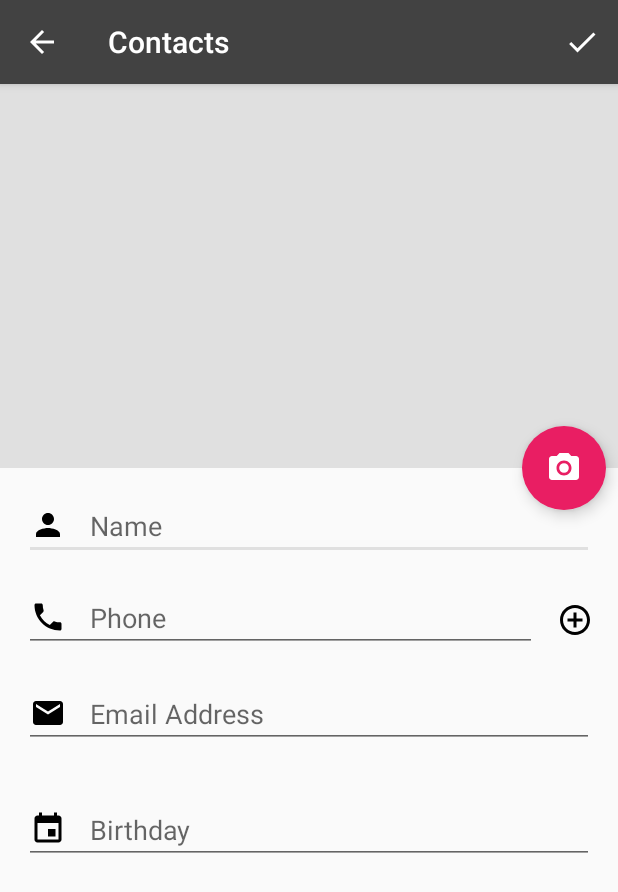
After one commit to CarlosDubon/Contacts, an Android app: the EditContact screen opened directly, with no data from a screen before it, on a phone screen of 412 x 824 dp. The commit adds this screen. Shown: the top 892 px of the screen. Run offline under Robolectric (Android 15) with nearby library versions, the phone set to English and light mode, and no system bars; 6 statements that could not run were skipped.

Commit message:
Edicion de Contacto Terminado

```diff
--- /dev/null
+++ b/app/src/main/java/com/bonusteam/contacts/EditContact.java
@@ -0,0 +1,166 @@
+package com.bonusteam.contacts;
+
+import android.content.Context;
+import android.content.Intent;
+import android.graphics.Bitmap;
+import android.graphics.drawable.BitmapDrawable;
+import android.net.Uri;
+import android.provider.MediaStore;
+import android.support.design.widget.FloatingActionButton;
+import android.support.v4.app.NavUtils;
+import android.support.v7.app.AppCompatActivity;
+import android.os.Bundle;
+import android.view.LayoutInflater;
+import android.view.Menu;
+import android.view.MenuInflater;
+import android.view.MenuItem;
+import android.view.View;
+import android.widget.Button;
+import android.widget.EditText;
+import android.widget.ImageView;
+import android.widget.LinearLayout;
+
+import java.io.ByteArrayOutputStream;
+import java.util.ArrayList;
+
+public class EditContact extends AppCompatActivity {
+    private Contacto editContact;
+    private EditText nameContact,phonesContact,emailContact,birthContact;
+    private FloatingActionButton loadImage;
+    private Button addFieldPhone;
+    private ImageView imageContact;
+    private LinearLayout phonesFields;
+    private int extraPhones=0;
+    private ArrayList<EditText> editTextPhones = new ArrayList<>();
+    private int REQUEST_CODE = 1;
+    private Uri imageUri;
+    private int index;
+
+
+    @Override
+    protected void onCreate(Bundle savedInstanceState) {
+        super.onCreate(savedInstanceState);
+        setContentView(R.layout.activity_edit_contact);
+
+        Bundle reciverBundle = getIntent().getExtras();
+        if(reciverBundle!=null){
+            editContact = reciverBundle.getParcelable("CONTACT_OBJ");
+            index =reciverBundle.getInt("INDEX");
+            imageUri = editContact.getImagen();
+        }
+        addFieldPhone = findViewById(R.id.add_new_phone_field);
+        phonesFields = findViewById(R.id.container_phones);
+        imageContact = findViewById(R.id.img_contact_edit);
+        nameContact = findViewById(R.id.name_contact_edit);
+        phonesContact = findViewById(R.id.phone_contact_edit);
+        emailContact = findViewById(R.id.email_contact_edit);
+        birthContact = findViewById(R.id.birth_contact_edit);
+        loadImage = findViewById(R.id.btn_addImage_contact_edit);
+
+        imageContact.setImageURI(editContact.getImagen());
+        nameContact.setText(editContact.getName());
+        phonesContact.setText(editContact.getNumbers().get(0));
+        emailContact.setText(editContact.getEmail());
+        birthContact.setText(editContact.getBirth());
+        editTextPhones.add(phonesContact);
+        for(int i =1;i<editContact.getNumbers().size();i++){
+            extraPhones++;
+            LayoutInflater layoutInflater = (LayoutInflater)getBaseContext().getSystemService(Context.LAYOUT_INFLATER_SERVICE);
+            final View addView = layoutInflater.inflate(R.layout.new_field_phone,null);
+            EditText editText = addView.findViewById(R.id.new_field);
+            Button rmButton = addView.findViewById(R.id.rm_new_phone_field);
+            editText.setId(extraPhones);
+            editText.setText(editContact.getNumbers().get(i));
+            final EditText editTextPhone = addView.findViewById(extraPhones);
+            rmButton.setOnClickListener(new View.OnClickListener() {
+                @Override
+                public void onClick(View v) {
+                    editTextPhones.remove(editTextPhone);
+                    extraPhones--;
+                    ((LinearLayout)addView.getParent()).removeView(addView);
+                }
+            });
+            editTextPhones.add(editTextPhone);
+            phonesFields.addView(addView);
+        }
+        addFieldPhone.setOnClickListener(new View.OnClickListener() {
+            @Override
+            public void onClick(View v) {
+                extraPhones ++;
+                LayoutInflater layoutInflater = (LayoutInflater)getBaseContext().getSystemService(Context.LAYOUT_INFLATER_SERVICE);
+                final View addView = layoutInflater.inflate(R.layout.new_field_phone,null);
+                EditText editText = addView.findViewById(R.id.new_field);
+                Button rmButton = addView.findViewById(R.id.rm_new_phone_field);
+                editText.setId(extraPhones);
+                editText.setHint("Phone "+extraPhones);
+                final EditText editTextPhone = addView.findViewById(extraPhones);
+                rmButton.setOnClickListener(new View.OnClickListener() {
+                    @Override
+                    public void onClick(View v) {
+                        editTextPhones.remove(editTextPhone);
+                        extraPhones--;
+                        ((LinearLayout)addView.getParent()).removeView(addView);
+                    }
+                });
+                editTextPhones.add(editTextPhone);
+                phonesFields.addView(addView);
+            }
+        });
+
+        loadImage.setOnClickListener(new View.OnClickListener() {
+            @Override
+            public void onClick(View v) {
+                Intent intent = new Intent();
+                intent.setType("image/*");
+                intent.setAction(Intent.ACTION_GET_CONTENT);
+                startActivityForResult(Intent.createChooser(intent,"Select Picture"),REQUEST_CODE);
+            }
+        });
+
+
+    }
+
+    @Override
+    protected void onActivityResult(int requestCode, int resultCode, Intent data) {
+        super.onActivityResult(requestCode, resultCode, data);
+
+        if(requestCode == REQUEST_CODE && resultCode == RESULT_OK && data != null && data.getData() != null){
+            Uri uri = data.getData();
+            imageUri = uri;
+            imageContact.setImageURI(uri);
+        }
+    }
+
+    @Override
+    public boolean onCreateOptionsMenu(Menu menu) {
+        MenuInflater menuInflater = getMenuInflater();
+        menuInflater.inflate(R.menu.add_contact_menu,menu);
+        return true;
+    }
+
+    @Override
+    public boolean onOptionsItemSelected(MenuItem item) {
+        switch (item.getItemId()){
+            case R.id.add_contact_tb:
+                Contacto modifyContact = new Contacto();
+                modifyContact.setImagen(imageUri);
+                modifyContact.setName(nameContact.getText().toString());
+                for (int i=0;i<editTextPhones.size();i++){
+                    modifyContact.setNumbers(editTextPhones.get(i).getText().toString());
+                }
+                modifyContact.setEmail(emailContact.getText().toString());
+                modifyContact.setBirth(birthContact.getText().toString());
+                Bundle contactModify = new Bundle();
+                Intent intent = new Intent(this,MainActivity.class);
+                contactModify.putParcelable("MODIFY_CONTACT",modifyContact);
+                contactModify.putInt("INDEX_OC",index);
+                intent.putExtras(contactModify);
+                startActivity(intent);
+                break;
+            case android.R.id.home:
+                NavUtils.navigateUpFromSameTask(this);
+                break;
+        }
+        return true;
+    }
+}
--- /dev/null
+++ b/app/src/main/res/layout/activity_edit_contact.xml
@@ -0,0 +1,115 @@
+<?xml version="1.0" encoding="utf-8"?>
+<android.support.design.widget.CoordinatorLayout xmlns:android="http://schemas.android.com/apk/res/android"
+    android:layout_width="match_parent"
+    android:layout_height="match_parent"
+    xmlns:app="http://schemas.android.com/apk/res-auto">
+
+    <LinearLayout
+        android:layout_width="match_parent"
+        android:layout_height="match_parent"
+        android:orientation="vertical">
+        <LinearLayout
+            android:id="@+id/viewA"
+            android:layout_weight="1"
+            android:layout_width="match_parent"
+            android:layout_height="0dp"
+            android:orientation="vertical">
+            <ImageView
+                android:id="@+id/img_contact_edit"
+                android:layout_width="match_parent"
+                android:layout_height="match_parent"
+                android:scaleType="centerCrop"
+                android:background="@color/colorAccent"
+                />
+        </LinearLayout>
+        <ScrollView
+            android:layout_weight="2"
+            android:layout_width="match_parent"
+            android:layout_height="0dp">
+            <LinearLayout
+                android:id="@+id/viewB"
+                android:layout_width="match_parent"
+                android:layout_height="0dp"
+                android:orientation="vertical">
+
+                <EditText
+                    android:id="@+id/name_contact_edit"
+                    android:layout_width="match_parent"
+                    android:layout_height="wrap_content"
+                    android:hint="@string/text_name"
+                    android:layout_margin="16dp"
+                    android:drawableLeft="@drawable/ic_person_black_24dp"
+                    android:drawablePadding="16dp"
+                    />
+                <LinearLayout
+                    android:layout_width="match_parent"
+                    android:layout_height="wrap_content"
+                    android:orientation="horizontal"
+                    android:layout_marginLeft="16dp"
+                    android:layout_marginRight="16dp">
+                    <EditText
+                        android:layout_weight="0.9"
+                        android:id="@+id/phone_contact_edit"
+                        android:layout_width="0dp"
+                        android:layout_height="wrap_content"
+                        android:hint="@string/text_phone"
+                        android:drawableLeft="@drawable/ic_call_black_24dp"
+                        android:drawablePadding="16dp"
+                        android:drawableTint="@android:color/black"
+                        android:inputType="number"
+                        />
+                    <Button
+                        android:id="@+id/add_new_phone_field"
+                        android:layout_weight="0.1"
+                        android:layout_width="0dp"
+                        android:layout_height="wrap_content"
+                        android:background="@android:color/transparent"
+                        android:drawableRight="@drawable/ic_add_circle_outline_black_24dp"
+                        android:textStyle="bold"
+                        />
+                </LinearLayout>
+                <LinearLayout
+                    android:id="@+id/container_phones"
+                    android:orientation="vertical"
+                    android:layout_width="match_parent"
+                    android:layout_height="wrap_content"
+                    android:layout_marginLeft="32dp"
+                    android:layout_marginRight="16dp">
+
+                </LinearLayout>
+                <EditText
+                    android:id="@+id/email_contact_edit"
+                    android:layout_width="match_parent"
+                    android:layout_height="wrap_content"
+                    android:hint="@string/text_email_address"
+                    android:layout_margin="16dp"
+                    android:drawableLeft="@drawable/ic_email_black_24dp"
+                    android:drawablePadding="16dp"
+                    />
+                <EditText
+                    android:id="@+id/birth_contact_edit"
+                    android:layout_width="match_parent"
+                    android:layout_height="wrap_content"
+                    android:layout_margin="16dp"
+                    android:drawableLeft="@drawable/ic_event_black_24dp"
+                    android:drawablePadding="16dp"
+                    android:hint="@string/text_birthday"
+                    />
+
+            </LinearLayout>
+        </ScrollView>
+    </LinearLayout>
+
+    <android.support.design.widget.FloatingActionButton
+        android:id="@+id/btn_addImage_contact_edit"
+        android:layout_width="wrap_content"
+        android:layout_height="wrap_content"
+        android:src="@drawable/ic_camera_alt_black_24dp"
+        app:layout_anchor="@id/viewA"
+        app:layout_anchorGravity="bottom|right|end"
+        android:backgroundTint="@color/buttonFloatPink"
+        app:borderWidth="0dp"
+        app:fabSize="normal"
+        android:layout_marginRight="8dp"/>
+
+</android.support.design.widget.CoordinatorLayout>
```
Also changed, not shown: app/src/main/AndroidManifest.xml (+13 -3 lines), app/src/main/java/com/bonusteam/contacts/AddContactActivity.java (+6 -11 lines), app/src/main/java/com/bonusteam/contacts/ContactAdapter.java (+15 -25 lines), app/src/main/java/com/bonusteam/contacts/Contacto.java (+14 -1 lines), app/src/main/java/com/bonusteam/contacts/MainActivity.java (+33 -6 lines), app/src/main/res/drawable/ic_edit_black_24dp.xml (added, +9 -0 lines), app/src/main/res/layout/dialog_contact.xml (+9 -0 lines), app/src/main/res/layout/fragment_contact_detail.xml (+13 -1 lines).
